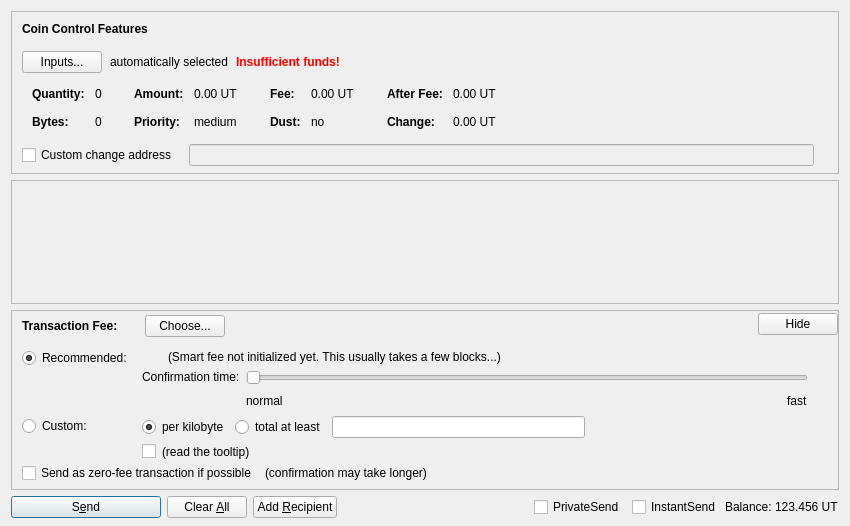
Qt form src/qt/forms/sendcoinsdialog.ui (UlordChain/UlordChain) before a commit.
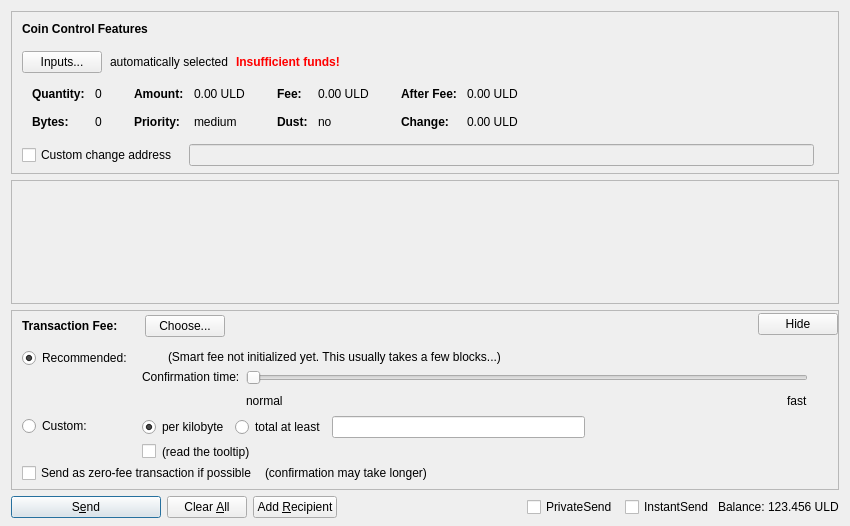
The same form after that commit. Custom widgets are drawn as their Qt base class.

Diff of the .ui file:
```diff
--- a/src/qt/forms/sendcoinsdialog.ui
+++ b/src/qt/forms/sendcoinsdialog.ui
@@ -324,7 +324,7 @@
                   <enum>Qt::ActionsContextMenu</enum>
                  </property>
                  <property name="text">
-                  <string notr="true">0.00 UT</string>
+                  <string notr="true">0.00 ULD</string>
                  </property>
                  <property name="textInteractionFlags">
                   <set>Qt::LinksAccessibleByMouse|Qt::TextSelectableByKeyboard|Qt::TextSelectableByMouse</set>
@@ -404,7 +404,7 @@
                   <enum>Qt::ActionsContextMenu</enum>
                  </property>
                  <property name="text">
-                  <string notr="true">0.00 UT</string>
+                  <string notr="true">0.00 ULD</string>
                  </property>
                  <property name="textInteractionFlags">
                   <set>Qt::LinksAccessibleByMouse|Qt::TextSelectableByKeyboard|Qt::TextSelectableByMouse</set>
@@ -484,7 +484,7 @@
                   <enum>Qt::ActionsContextMenu</enum>
                  </property>
                  <property name="text">
-                  <string notr="true">0.00 UT</string>
+                  <string notr="true">0.00 ULD</string>
                  </property>
                  <property name="textInteractionFlags">
                   <set>Qt::LinksAccessibleByMouse|Qt::TextSelectableByKeyboard|Qt::TextSelectableByMouse</set>
@@ -513,7 +513,7 @@
                   <enum>Qt::ActionsContextMenu</enum>
                  </property>
                  <property name="text">
-                  <string notr="true">0.00 UT</string>
+                  <string notr="true">0.00 ULD</string>
                  </property>
                  <property name="textInteractionFlags">
                   <set>Qt::LinksAccessibleByMouse|Qt::TextSelectableByKeyboard|Qt::TextSelectableByMouse</set>
@@ -1366,7 +1366,7 @@
           <cursorShape>IBeamCursor</cursorShape>
          </property>
          <property name="text">
-          <string notr="true">123.456 UT</string>
+          <string notr="true">123.456 ULD</string>
          </property>
          <property name="textInteractionFlags">
           <set>Qt::LinksAccessibleByMouse|Qt::TextSelectableByKeyboard|Qt::TextSelectableByMouse</set>
```
